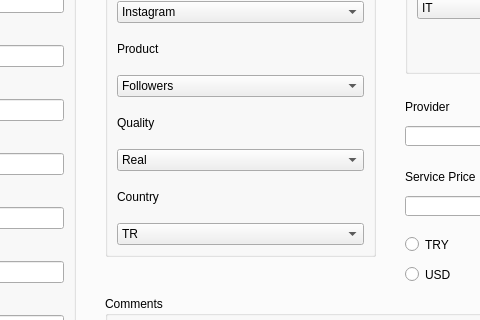
The window that main.ui (ulassahillioglu/CostCalculationTool) describes before a commit, drawn with Qt 5; both pictures show x 436 to 916 and y 119 to 439 of the 1132 by 778 pixel window.
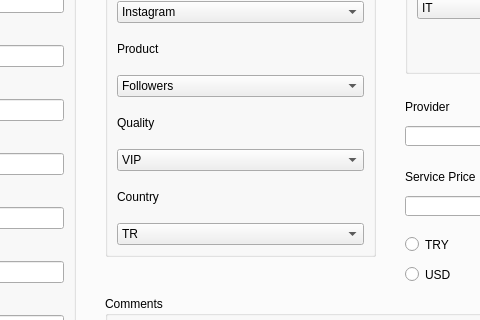
The same window after the commit.

The edit to the form file:
```diff
--- a/main.ui
+++ b/main.ui
@@ -192,6 +192,11 @@
          </item>
          <item row="5" column="0">
           <widget class="QComboBox" name="boxQuality">
+          <item>
+            <property name="text">
+             <string>VIP</string>
+            </property>
+           </item>
            <item>
             <property name="text">
              <string>Real</string>
```
